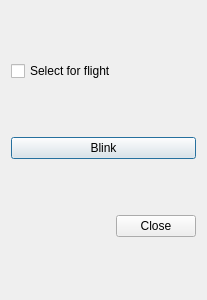
Qt form quadcopterdetaildialog.ui (KITrokopter/GUI-Application) before a commit.
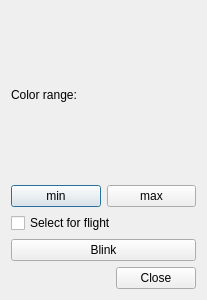
The same form after that commit.

Commit message: Implement Quadcopter color range picking

```diff
--- a/quadcopterdetaildialog.ui
+++ b/quadcopterdetaildialog.ui
@@ -17,6 +17,31 @@
    <item>
     <layout class="QGridLayout" name="attributes"/>
    </item>
+   <item>
+    <widget class="QLabel" name="label">
+     <property name="text">
+      <string>Color range:</string>
+     </property>
+    </widget>
+   </item>
+   <item>
+    <layout class="QHBoxLayout" name="horizontalLayout">
+     <item>
+      <widget class="QPushButton" name="minColorButton">
+       <property name="text">
+        <string>min</string>
+       </property>
+      </widget>
+     </item>
+     <item>
+      <widget class="QPushButton" name="maxColorButton">
+       <property name="text">
+        <string>max</string>
+       </property>
+      </widget>
+     </item>
+    </layout>
+   </item>
    <item>
     <widget class="QCheckBox" name="selectForFlight">
      <property name="text">
```
The commit also changes 5 other files.
